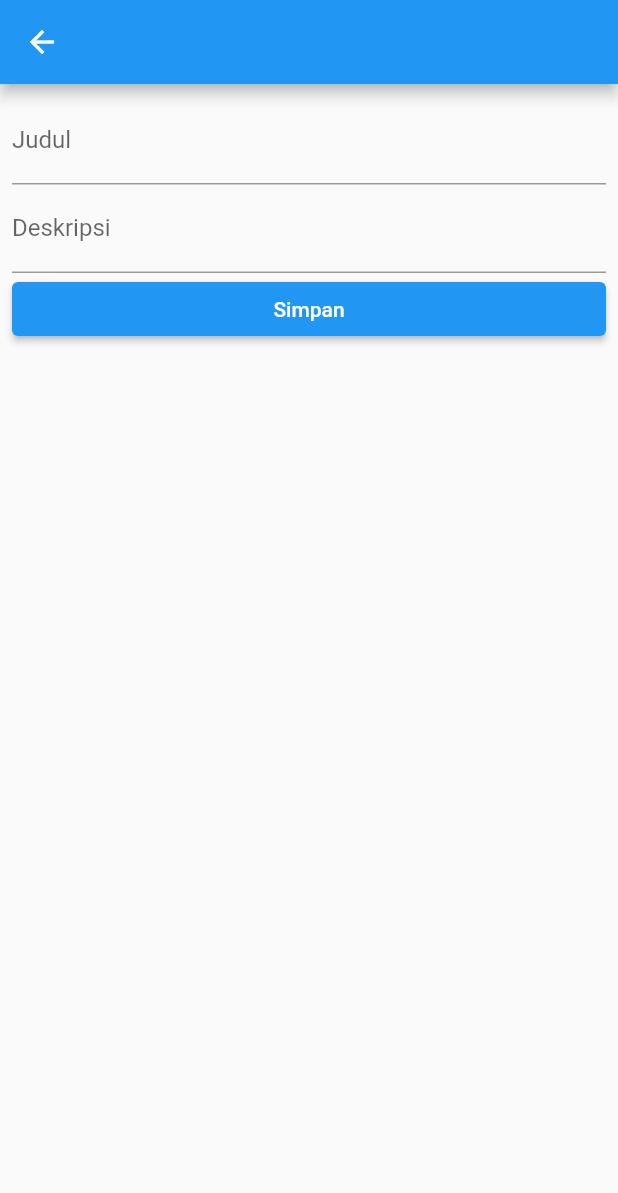
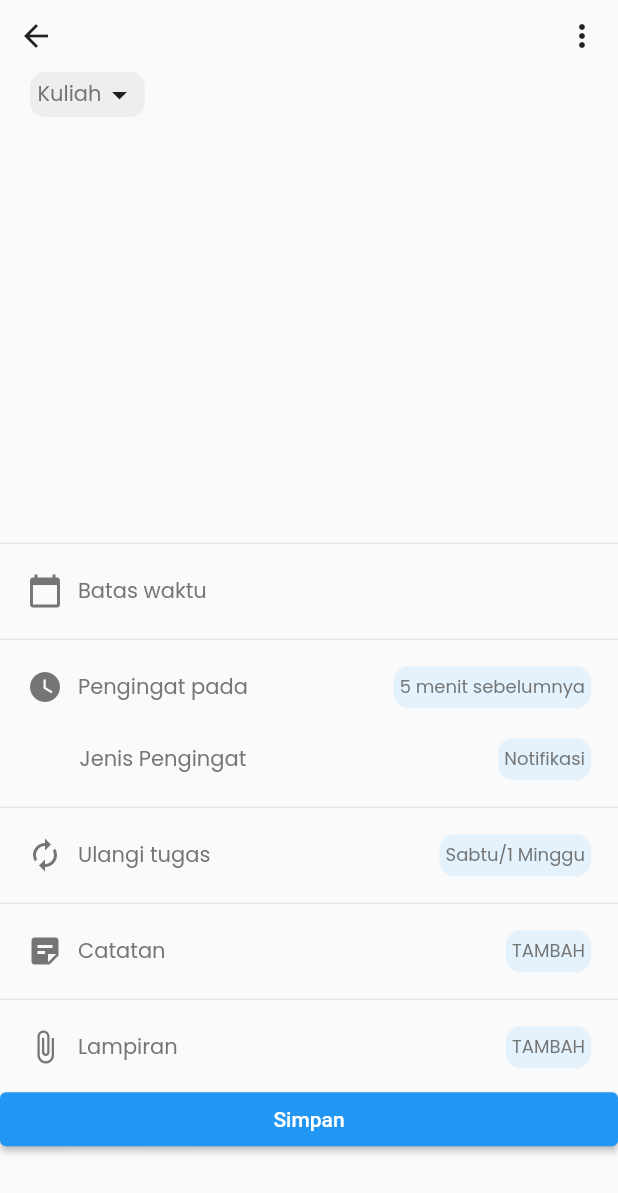
Before and after one commit to sonijulianto/reminder_apps, a Flutter app: the screen it shows after launch, after a tap on the "add" icon, on a phone screen of 412 x 824 dp. Shown: the top 1193 px of the screen. Run offline on Flutter 3.47's test engine with Material 2 defaults, Android fonts, the light colour scheme and no system bars; our stand-ins replace google_fonts, sqflite; accounts and stored records are empty.

Commit message:
edit page task_add_update_page

```diff
--- a/analysis_options.yaml
+++ /dev/null
@@ -1,29 +0,0 @@
-# This file configures the analyzer, which statically analyzes Dart code to
-# check for errors, warnings, and lints.
-#
-# The issues identified by the analyzer are surfaced in the UI of Dart-enabled
-# IDEs (https://dart.dev/tools#ides-and-editors). The analyzer can also be
-# invoked from the command line by running `flutter analyze`.
-
-# The following line activates a set of recommended lints for Flutter apps,
-# packages, and plugins designed to encourage good coding practices.
-include: package:flutter_lints/flutter.yaml
-
-linter:
-  # The lint rules applied to this project can be customized in the
-  # section below to disable rules from the `package:flutter_lints/flutter.yaml`
-  # included above or to enable additional rules. A list of all available lints
-  # and their documentation is published at
-  # https://dart-lang.github.io/linter/lints/index.html.
-  #
-  # Instead of disabling a lint rule for the entire project in the
-  # section below, it can also be suppressed for a single line of code
-  # or a specific dart file by using the `// ignore: name_of_lint` and
-  # `// ignore_for_file: name_of_lint` syntax on the line or in the file
-  # producing the lint.
-  rules:
-    # avoid_print: false  # Uncomment to disable the `avoid_print` rule
-    # prefer_single_quotes: true  # Uncomment to enable the `prefer_single_quotes` rule
-
-# Additional information about this file can be found at
-# https://dart.dev/guides/language/analysis-options
--- /dev/null
+++ b/lib/common/style.dart
@@ -0,0 +1,14 @@
+import 'package:flutter/widgets.dart';
+import 'package:google_fonts/google_fonts.dart';
+
+Color blackColor = Color(0xff000000);
+Color whiteColor = Color(0xffffffff);
+Color textColor = Color(0xff757575);
+
+TextStyle blackTextStyle = GoogleFonts.poppins(
+  color: blackColor,
+);
+
+TextStyle textTextStyle = GoogleFonts.poppins(
+  color: textColor,
+);
--- a/lib/main.dart
+++ b/lib/main.dart
@@ -14,10 +14,6 @@ class MyApp extends StatelessWidget {
       create: (context) => DbProvider(),
       child: MaterialApp(
         title: 'Reminder Apps',
-        theme: ThemeData(
-          primarySwatch: Colors.blue,
-          visualDensity: VisualDensity.adaptivePlatformDensity,
-        ),
         home: TaskListPage(),
       ),
     );
--- a/lib/task_add_update_page.dart
+++ b/lib/task_add_update_page.dart
@@ -1,6 +1,8 @@
 import 'package:flutter/material.dart';
+import 'package:local_db/common/style.dart';
 import 'package:local_db/db_provider.dart';
 import 'package:local_db/task.dart';
+import 'package:local_db/widgets/description.dart';
 import 'package:provider/provider.dart';
 
 class TaskAddUpdatePage extends StatefulWidget {
@@ -30,23 +32,114 @@ class _TaskAddUpdatePageState extends State<TaskAddUpdatePage> {
 
   @override
   Widget build(BuildContext context) {
-    return Scaffold(
-      appBar: AppBar(),
-      body: Padding(
-        padding: const EdgeInsets.all(8),
+    return SafeArea(
+      child: Scaffold(
+        resizeToAvoidBottomInset: false,
+        body: Container(
+          height: MediaQuery.of(context).size.height * 1,
           child: Column(
             children: [
-            TextField(
-              controller: _titleController,
-              decoration: InputDecoration(
-                labelText: 'Judul',
+              Container(
+                height: MediaQuery.of(context).size.height * 0.13,
+                child: Column(
+                  children: [
+                    Row(
+                      mainAxisAlignment: MainAxisAlignment.spaceBetween,
+                      children: [
+                        IconButton(
+                            onPressed: () {}, icon: Icon(Icons.arrow_back)),
+                        IconButton(
+                            onPressed: () {}, icon: Icon(Icons.more_vert)),
+                      ],
+                    ),
+                    Row(
+                      children: [
+                        Container(
+                          margin: EdgeInsets.only(left: 20),
+                          padding:
+                              EdgeInsets.symmetric(horizontal: 5, vertical: 3),
+                          decoration: BoxDecoration(
+                            borderRadius: BorderRadius.circular(10),
+                            color: Colors.grey.shade200,
+                          ),
+                          child: Row(
+                            children: [
+                              Text(
+                                'Kuliah',
+                                style: textTextStyle,
+                              ),
+                              Icon(Icons.arrow_drop_down_outlined),
+                            ],
                           ),
                         ),
-            TextField(
-              controller: _descriptionController,
-              decoration: InputDecoration(
-                labelText: 'Deskripsi',
+                      ],
                     ),
+                  ],
+                ),
+              ),
+              Container(
+                height: MediaQuery.of(context).size.height * 0.83,
+                child: ListView(
+                  shrinkWrap: true,
+                  children: [
+                    Container(
+                      margin: EdgeInsets.only(
+                          top: 20, right: 20, bottom: 200, left: 20),
+                      child: TextField(
+                        controller: _titleController,
+                        decoration: InputDecoration.collapsed(hintText: ''),
+                        style: blackTextStyle.copyWith(fontSize: 18),
+                      ),
+                    ),
+                    Divider(),
+                    Description(
+                      title: 'Batas waktu',
+                      icon: Icon(
+                        Icons.calendar_today,
+                        color: textColor,
+                      ),
+                      desc: '',
+                      colorDesc: false,
+                    ),
+                    Divider(),
+                    Description(
+                      title: 'Pengingat pada',
+                      icon: Icon(
+                        Icons.watch_later,
+                        color: textColor,
+                      ),
+                      desc: '5 menit sebelumnya',
+                    ),
+                    Description(
+                      title: 'Jenis Pengingat',
+                      desc: 'Notifikasi',
+                    ),
+                    Divider(),
+                    Description(
+                      title: 'Ulangi tugas',
+                      icon: Icon(
+                        Icons.autorenew,
+                        color: textColor,
+                      ),
+                      desc: 'Sabtu/1 Minggu',
+                    ),
+                    Divider(),
+                    Description(
+                      title: 'Catatan',
+                      icon: Icon(
+                        Icons.sticky_note_2,
+                        color: textColor,
+                      ),
+                      desc: 'TAMBAH',
+                    ),
+                    Divider(),
+                    Description(
+                      title: 'Lampiran',
+                      icon: Icon(
+                        Icons.attach_file,
+                        color: textColor,
+                      ),
+                      desc: 'TAMBAH',
                     ),
                     SizedBox(
                       width: double.infinity,
@@ -75,6 +168,10 @@ class _TaskAddUpdatePageState extends State<TaskAddUpdatePage> {
                   ],
                 ),
               ),
+            ],
+          ),
+        ),
+      ),
     );
   }
 
--- a/lib/task_list_page.dart
+++ b/lib/task_list_page.dart
@@ -6,14 +6,11 @@ import 'package:provider/provider.dart';
 class TaskListPage extends StatelessWidget {
   @override
   Widget build(BuildContext context) {
-    return Scaffold(
-      appBar: AppBar(
-        title: Text('Tasks'),
-      ),
+    return SafeArea(
+      child: Scaffold(
         body: Consumer<DbProvider>(
           builder: (context, provider, child) {
             final tasks = provider.tasks;
-
             return ListView.builder(
               itemCount: tasks.length,
               itemBuilder: (context, index) {
@@ -29,11 +26,13 @@ class TaskListPage extends StatelessWidget {
                       title: Text(task.title),
                       subtitle: Text(task.description),
                       onTap: () async {
-                      final selectedTask = await provider.getTaskById(task.id!);
+                        final selectedTask =
+                            await provider.getTaskById(task.id!);
                         Navigator.push(
                           context,
                           MaterialPageRoute(
-                          builder: (context) => TaskAddUpdatePage(selectedTask),
+                            builder: (context) =>
+                                TaskAddUpdatePage(selectedTask),
                           ),
                         );
                       },
@@ -51,6 +50,7 @@ class TaskListPage extends StatelessWidget {
                 MaterialPageRoute(builder: (context) => TaskAddUpdatePage()));
           },
         ),
+      ),
     );
   }
 }
--- /dev/null
+++ b/lib/widgets/description.dart
@@ -0,0 +1,54 @@
+import 'package:flutter/material.dart';
+import 'package:local_db/common/style.dart';
+
+class Description extends StatelessWidget {
+  final Widget? icon;
+  final String title;
+  final String desc;
+  final bool colorDesc;
+  Description({
+    Key? key,
+    this.icon,
+    required this.title,
+    required this.desc,
+    this.colorDesc = true,
+  }) : super(key: key);
+
+  @override
+  Widget build(BuildContext context) {
+    return Padding(
+      padding: const EdgeInsets.symmetric(vertical: 10, horizontal: 18),
+      child: Row(
+        mainAxisAlignment: MainAxisAlignment.spaceBetween,
+        children: [
+          Row(
+            children: [
+              icon != null ? icon! : SizedBox(width: 25),
+              SizedBox(
+                width: 10,
+              ),
+              Text(
+                title,
+                style: textTextStyle,
+              ),
+            ],
+          ),
+          Container(
+            padding: EdgeInsets.symmetric(
+              horizontal: 4,
+              vertical: 5,
+            ),
+            decoration: BoxDecoration(
+              borderRadius: BorderRadius.circular(10),
+              color: colorDesc ? Colors.blue.shade50 : Colors.transparent,
+            ),
+            child: Text(
+              desc,
+              style: textTextStyle.copyWith(fontSize: 12),
+            ),
+          ),
+        ],
+      ),
+    );
+  }
+}
--- a/pubspec.yaml
+++ b/pubspec.yaml
@@ -31,6 +31,7 @@ dependencies:
   sqflite: ^2.0.0+3
   path: ^1.8.0
   provider: ^5.0.0
+  google_fonts: ^2.2.0
 
 dev_dependencies:
   flutter_test:
```
Also changed, not shown: pubspec.lock. Lines whose indentation alone changed are shown as unchanged.
